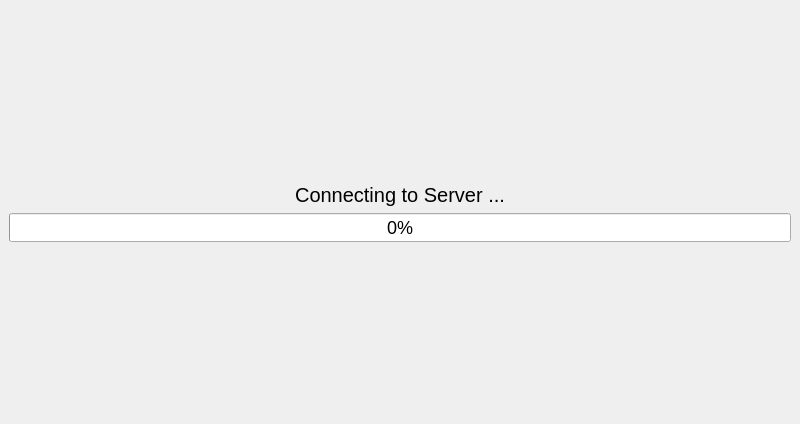
First picture: the form in src/gui/qt/gui_800x480/connecttoserverdialog_800x480.ui, repository pokerth/pokerth, before the edit.
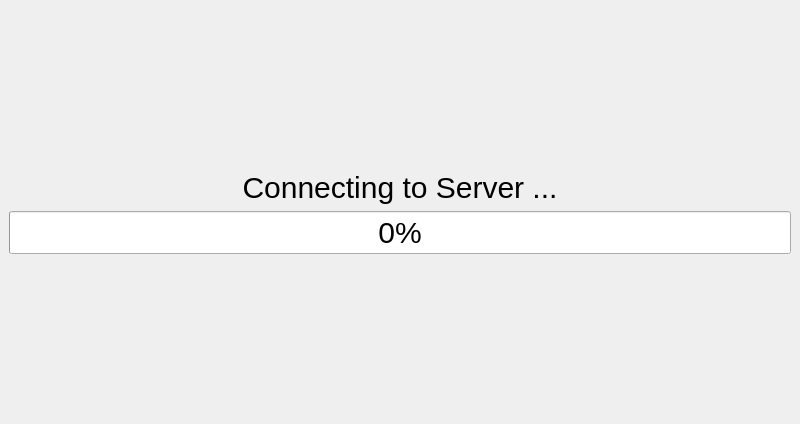
Second picture: the form after the edit.

Diff of the .ui file:
```diff
--- a/src/gui/qt/gui_800x480/connecttoserverdialog_800x480.ui
+++ b/src/gui/qt/gui_800x480/connecttoserverdialog_800x480.ui
@@ -35,7 +35,7 @@
    <item row="1" column="0">
     <widget class="QLabel" name="label_actionMessage">
      <property name="styleSheet">
-      <string notr="true">QObject {font-size: 20px}</string>
+      <string notr="true">QObject {font-size: 30px}</string>
      </property>
      <property name="text">
       <string>Connecting to Server ...</string>
@@ -48,7 +48,7 @@
    <item row="2" column="0">
     <widget class="QProgressBar" name="progressBar">
      <property name="styleSheet">
-      <string notr="true">QObject {font-size: 18px}</string>
+      <string notr="true">QObject {font-size: 30px}</string>
      </property>
      <property name="value">
       <number>0</number>
```
